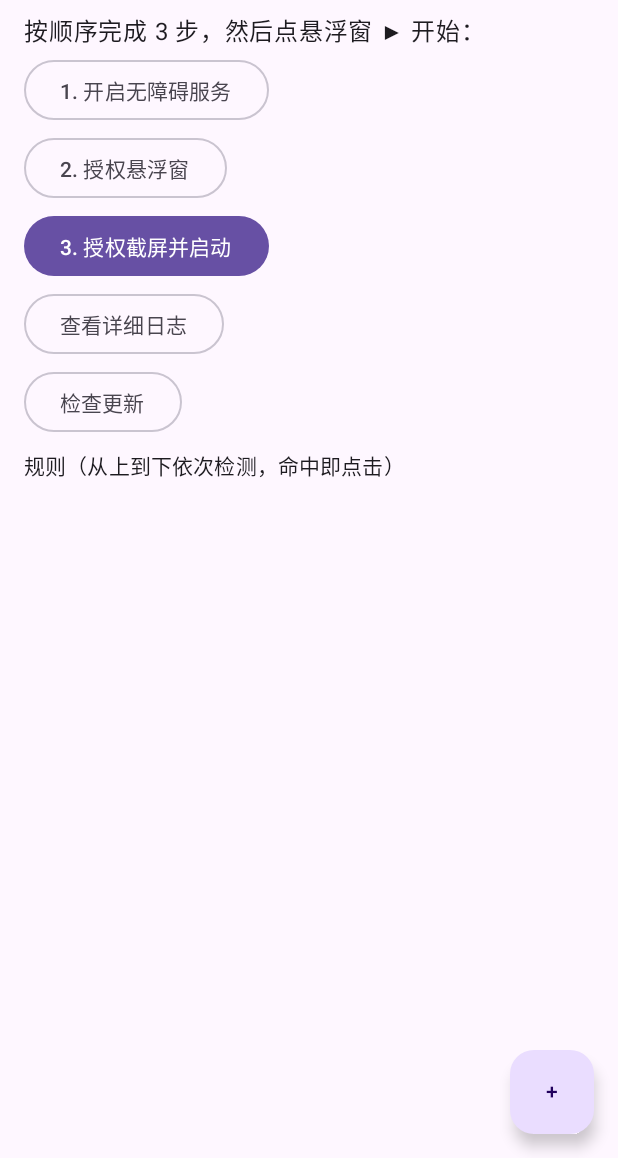
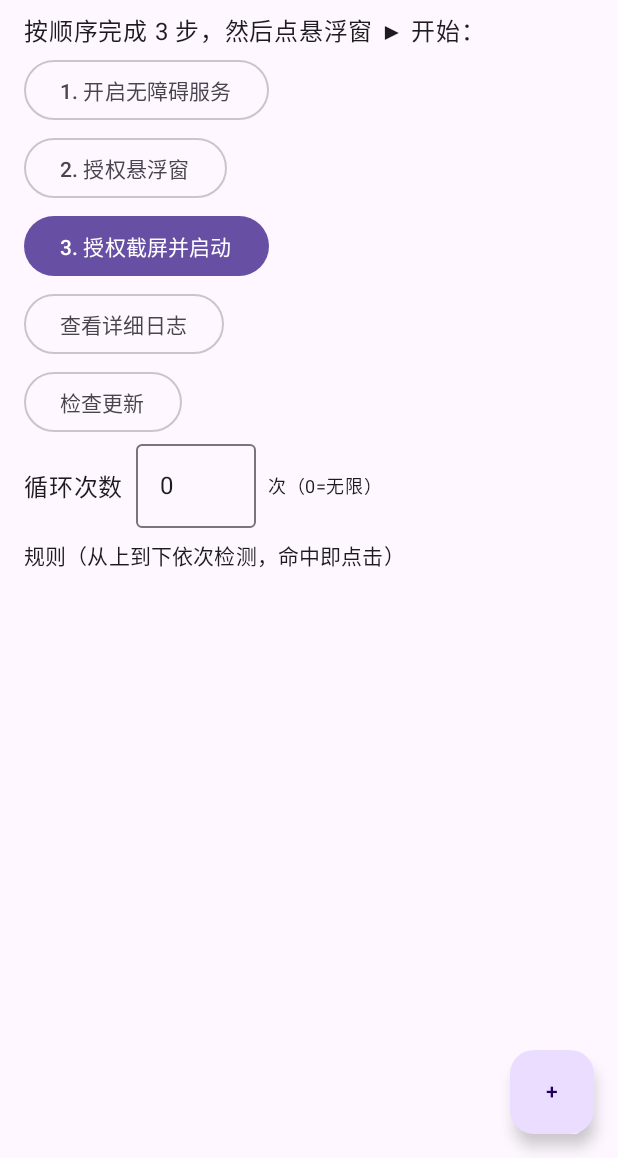
Before and after one commit to anransu983-sketch/ColorClicker, an Android app built with Jetpack Compose: the screen it shows after launch (MainActivity), on a phone screen of 412 x 824 dp, the part 78-1236 px from its top. Run offline under Robolectric (Android 15) with nearby library versions, the phone set to English and light mode, and no system bars; libraries missing offline, so code that uses them is left out: org.opencv.android; pictures from the network do not load; 2 statements that could not run were skipped.

Commit message:
0.7：加循环次数——主界面可设成功点击多少次后自动停（0=无限），日志记第 x/N 次与完成自动停

```diff
--- a/app/build.gradle.kts
+++ b/app/build.gradle.kts
@@ -13,8 +13,8 @@ android {
         applicationId = "com.example.colorclicker"
         minSdk = 30
         targetSdk = 34
-        versionCode = 7
-        versionName = "0.6.1"
+        versionCode = 8
+        versionName = "0.7"
     }
     // 固定签名：signing.properties（本机）或 CI secret 解出的同名文件提供密码，
     // keystore 在 ~/workspace/keys/colorclicker-release.keystore（不进仓库）。
--- a/app/src/main/java/com/example/colorclicker/MainActivity.kt
+++ b/app/src/main/java/com/example/colorclicker/MainActivity.kt
@@ -19,12 +19,14 @@ import androidx.compose.foundation.layout.*
 import androidx.compose.foundation.lazy.LazyColumn
 import androidx.compose.foundation.lazy.items
 import androidx.compose.foundation.rememberScrollState
+import androidx.compose.foundation.text.KeyboardOptions
 import androidx.compose.foundation.verticalScroll
 import androidx.compose.material3.*
 import androidx.compose.runtime.*
 import androidx.compose.ui.Alignment
 import androidx.compose.ui.Modifier
 import androidx.compose.ui.platform.LocalContext
+import androidx.compose.ui.text.input.KeyboardType
 import androidx.compose.ui.unit.dp
 import androidx.core.content.ContextCompat
 import kotlinx.coroutines.launch
@@ -70,6 +72,7 @@ class MainActivity : ComponentActivity() {
         var updateProgress by remember { mutableStateOf(-1) }   // -1 未下载，0~100 下载中
         var updateError by remember { mutableStateOf("") }
         var updateChecked by remember { mutableStateOf(false) }
+        var loopLimit by remember { mutableStateOf(RuleStore.getLoopLimit(ctx).toString()) }
         fun persist() = RuleStore.save(ctx, rules.toList())
 
         // 启动后静默检查一次更新（没网/没新版时什么都不弹）
@@ -103,6 +106,19 @@ class MainActivity : ComponentActivity() {
                         }) { Text("检查更新") }
                         if (updateChecked && updateInfo == null && updateError.isNotEmpty()) {
                             Text(updateError, style = MaterialTheme.typography.bodySmall)
+                        }
+                        Row(verticalAlignment = Alignment.CenterVertically, horizontalArrangement = Arrangement.spacedBy(8.dp)) {
+                            Text("循环次数")
+                            OutlinedTextField(
+                                loopLimit,
+                                { v ->
+                                    loopLimit = v.filter { it.isDigit() }.take(4)
+                                    RuleStore.setLoopLimit(ctx, loopLimit.toIntOrNull() ?: 0)
+                                },
+                                modifier = Modifier.width(80.dp), singleLine = true,
+                                keyboardOptions = KeyboardOptions(keyboardType = KeyboardType.Number)
+                            )
+                            Text("次（0=无限）", style = MaterialTheme.typography.bodySmall)
                         }
                     }
                 }
--- a/app/src/main/java/com/example/colorclicker/Rule.kt
+++ b/app/src/main/java/com/example/colorclicker/Rule.kt
@@ -54,4 +54,9 @@ object RuleStore {
         val a = JSONArray(); rules.forEach { a.put(it.toJson()) }
         sp(c).edit().putString(KEY, a.toString()).apply()
     }
+
+    // 循环次数：成功点击多少次后自动停止，0 = 无限
+    private const val KEY_LOOP = "loop_limit"
+    fun getLoopLimit(c: Context): Int = sp(c).getInt(KEY_LOOP, 0)
+    fun setLoopLimit(c: Context, n: Int) { sp(c).edit().putInt(KEY_LOOP, n.coerceAtLeast(0)).apply() }
 }
```
Also changed, not shown: app/src/main/java/com/example/colorclicker/Runner.kt (+10 -4 lines), 1 other file.
